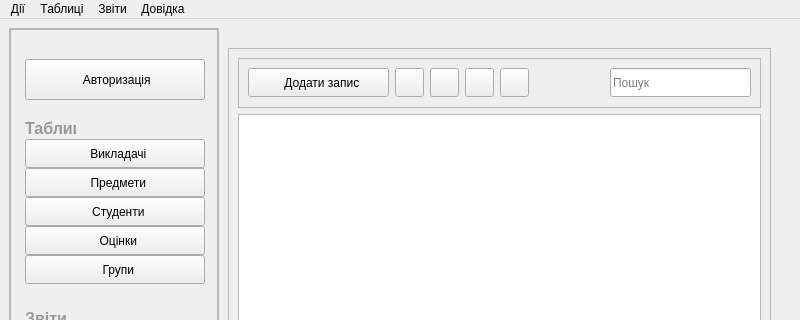
Qt form src/mainwindow.ui (MikeostCorp/Gradify) before a commit; both pictures show x 0 to 800 and y 0 to 320 of the 800 by 600 pixel window.
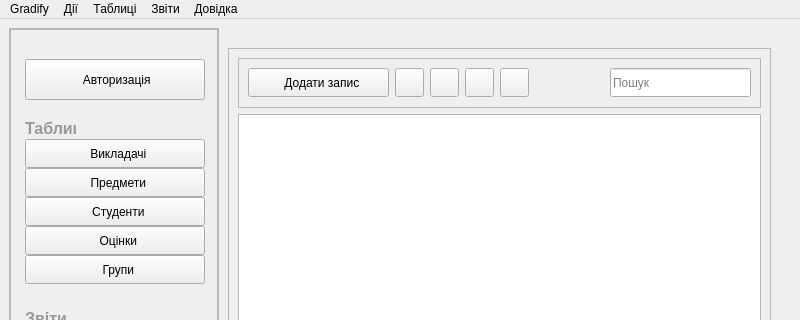
The same form after that commit. Icons and pictures are not drawn.

```diff
--- a/src/mainwindow.ui
+++ b/src/mainwindow.ui
@@ -1152,6 +1152,13 @@
     </property>
     <addaction name="openManual"/>
    </widget>
+   <widget class="QMenu" name="menuGeneral">
+    <property name="title">
+     <string>Gradify</string>
+    </property>
+    <addaction name="about"/>
+   </widget>
+   <addaction name="menuGeneral"/>
    <addaction name="menuWork"/>
    <addaction name="menuTables"/>
    <addaction name="menuReport"/>
```
Left out of the diff: 8 changed lines with no effect on the pictures.
